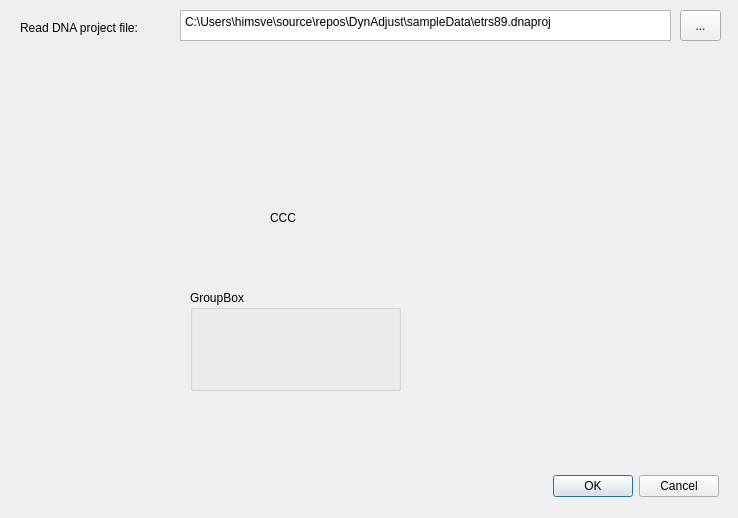
This is dynadjustplugin/dynadjustplugin_dialog_base.ui in kartverket/DynAdjust-QGIS-plugin as Qt 5 draws it before an edit. The edited form follows.
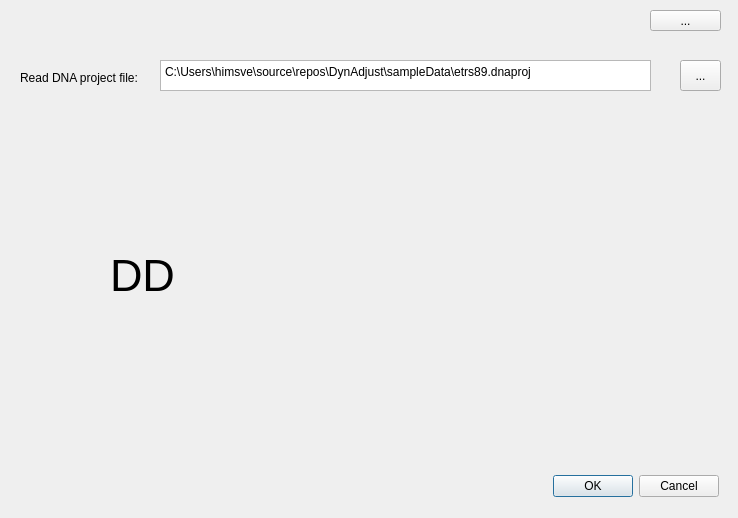
This is the edited form.

What changed in the file:
```diff
--- a/dynadjustplugin/dynadjustplugin_dialog_base.ui
+++ b/dynadjustplugin/dynadjustplugin_dialog_base.ui
@@ -37,21 +37,26 @@
    <widget class="QLabel" name="label_2">
     <property name="geometry">
      <rect>
-      <x>270</x>
-      <y>210</y>
-      <width>49</width>
-      <height>16</height>
+      <x>110</x>
+      <y>230</y>
+      <width>121</width>
+      <height>91</height>
      </rect>
     </property>
+    <property name="font">
+     <font>
+      <pointsize>34</pointsize>
+     </font>
+    </property>
     <property name="text">
-     <string>CCC</string>
+     <string>DD</string>
     </property>
    </widget>
    <widget class="QToolButton" name="toolButton">
     <property name="geometry">
      <rect>
       <x>680</x>
-      <y>10</y>
+      <y>60</y>
       <width>41</width>
       <height>31</height>
      </rect>
@@ -69,8 +74,8 @@
    <widget class="QTextEdit" name="textEdit">
     <property name="geometry">
      <rect>
-      <x>180</x>
-      <y>10</y>
+      <x>160</x>
+      <y>60</y>
       <width>491</width>
       <height>31</height>
      </rect>
@@ -96,7 +101,7 @@
     <property name="geometry">
      <rect>
       <x>20</x>
-      <y>20</y>
+      <y>70</y>
       <width>141</width>
       <height>16</height>
      </rect>
@@ -124,17 +129,20 @@
      <bool>true</bool>
     </property>
    </widget>
-   <widget class="QGroupBox" name="groupBox">
+   <widget class="QToolButton" name="settingsButton">
     <property name="geometry">
      <rect>
-      <x>190</x>
-      <y>290</y>
-      <width>211</width>
-      <height>101</height>
+      <x>650</x>
+      <y>10</y>
+      <width>71</width>
+      <height>21</height>
      </rect>
     </property>
-    <property name="title">
-     <string>GroupBox</string>
+    <property name="toolTip">
+     <string>Setting</string>
+    </property>
+    <property name="text">
+     <string>...</string>
     </property>
    </widget>
   </widget>
```
